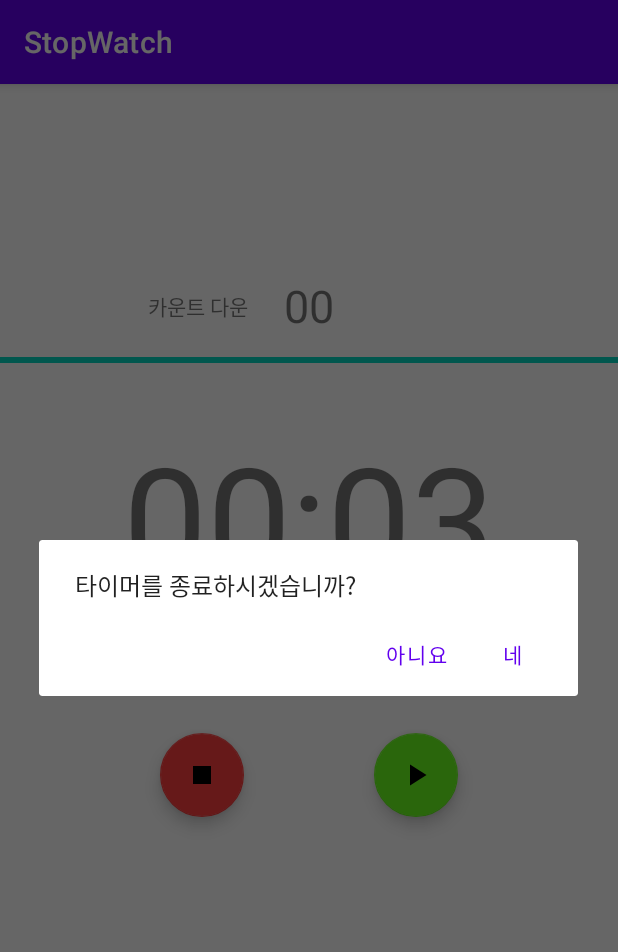
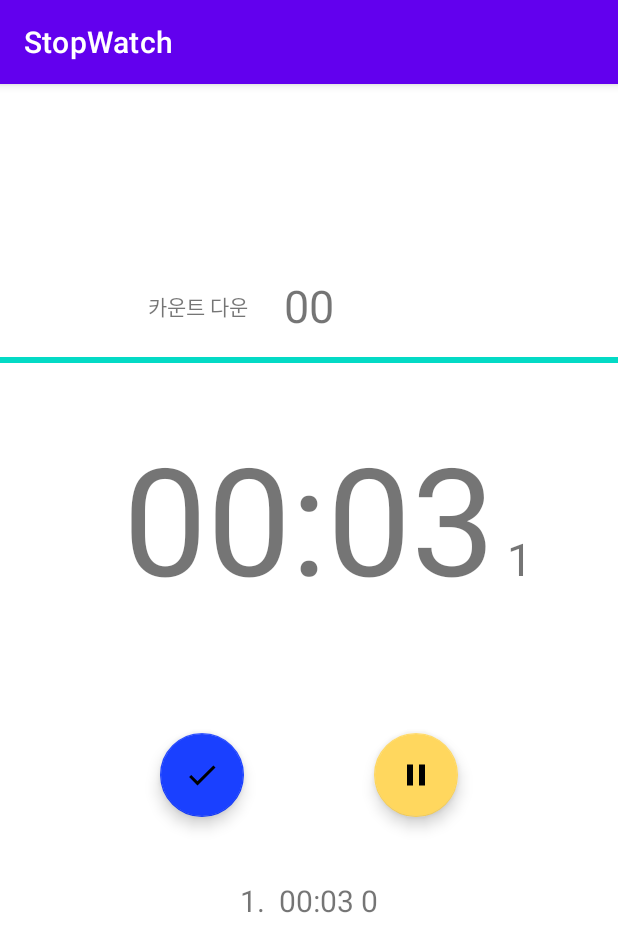
Before and after one commit to KwakEuiJin/StopWatch, an Android app: the screen it shows after launch (MainActivity), after a tap on an icon or button, on a phone screen of 412 x 824 dp. Shown: the top 952 px of the screen. Run offline under Robolectric (Android 15) with nearby library versions, the phone set to English and light mode, and no system bars; our stand-ins replace data binding; 2 other taps on this screen came first.

Commit message:
lap 추가

```diff
--- a/app/src/main/java/com/kej/stopwatch/MainActivity.kt
+++ b/app/src/main/java/com/kej/stopwatch/MainActivity.kt
@@ -1,8 +1,14 @@
 package com.kej.stopwatch
 
+import android.annotation.SuppressLint
+import android.content.res.ColorStateList
 import android.os.Bundle
+import android.view.Gravity
+import android.widget.TextView
 import androidx.appcompat.app.AlertDialog
 import androidx.appcompat.app.AppCompatActivity
+import androidx.core.content.ContextCompat
+import androidx.core.view.setPadding
 import androidx.databinding.DataBindingUtil
 import com.kej.stopwatch.databinding.ActivityMainBinding
 import com.kej.stopwatch.databinding.DialogTimePickerBinding
@@ -23,23 +29,56 @@ class MainActivity : AppCompatActivity() {
     }
 
     private fun initViews() {
+        buttonInit()
+        binding.countDownTextView.setOnClickListener {
+            showTimePickerAlertDialog()
+        }
+        binding.countDownProgressBar.progress = 100
+    }
+
+    private fun buttonInit() {
         binding.startButton.setOnClickListener {
             if (!isActive) {
                 start()
             } else {
                 pause()
             }
-        }
-
-        binding.countDownTextView.setOnClickListener {
-            showTimePickerAlertDialog()
+            buttonChange()
         }
 
         binding.stopButton.setOnClickListener {
-            showStopAlertDialog()
+            if (!isActive) {
+                showStopAlertDialog()
+            } else {
+                lap()
+            }
+            buttonChange()
+        }
+    }
+
+
+    private fun buttonChange() {
+        binding.startButton.apply {
+            if (!isActive) {
+                setImageResource(R.drawable.ic_baseline_play_arrow_24)
+                backgroundTintList = ColorStateList.valueOf(ContextCompat.getColor(this@MainActivity,R.color.green))
+
+            } else {
+                setImageResource(R.drawable.ic_baseline_pause_24)
+                backgroundTintList = ColorStateList.valueOf(ContextCompat.getColor(this@MainActivity,R.color.yellow))
+            }
         }
 
-        binding.countDownProgressBar.progress = 100
+        binding.stopButton.apply {
+            if (!isActive) {
+                setImageResource(R.drawable.ic_baseline_stop_24)
+                backgroundTintList = ColorStateList.valueOf(ContextCompat.getColor(this@MainActivity,R.color.red))
+            } else {
+                setImageResource(R.drawable.ic_baseline_check_24)
+                backgroundTintList = ColorStateList.valueOf(ContextCompat.getColor(this@MainActivity,R.color.blue))
+            }
+        }
+
     }
 
     private fun showTimePickerAlertDialog() {
@@ -67,13 +106,7 @@ class MainActivity : AppCompatActivity() {
         timer = timer(initialDelay = 0, period = 100) {
             if (countDownDeciSecond == 0) {
                 currentDeciSecond += 1
-
-                val minute = currentDeciSecond.div(10) / 60
-                val second = currentDeciSecond.div(10) % 60
-                val tick = currentDeciSecond % 10
-
-                val timeText = String.format("%02d:%02d", minute, second)
-
+                val (tick, timeText) = getTimeText()
                 runOnUiThread {
                     binding.mainSecondTextView.text = timeText
                     binding.tickTextView.text = tick.toString()
@@ -81,14 +114,22 @@ class MainActivity : AppCompatActivity() {
             } else {
                 countDownDeciSecond -= 1
                 val second = countDownDeciSecond / 10
-                val progress = (second / countDownSecond.toFloat()) * 100
-                runOnUiThread {
+                val progress = (countDownDeciSecond / (countDownSecond * 10f)) * 100
+                binding.root.post {
                     binding.countDownTextView.text = String.format("%02d", second)
                     binding.countDownProgressBar.progress = progress.toInt()
                 }
             }
 
         }
+    }
+
+    private fun getTimeText(): Pair<Int, String> {
+        val minute = currentDeciSecond.div(10) / 60
+        val second = currentDeciSecond.div(10) % 60
+        val tick = currentDeciSecond % 10
+        val timeText = String.format("%02d:%02d", minute, second)
+        return Pair(tick, timeText)
     }
 
     private fun pause() {
@@ -100,10 +141,27 @@ class MainActivity : AppCompatActivity() {
     private fun stop() {
         timer?.cancel()
         timer = null
-
         currentDeciSecond = 0
         binding.mainSecondTextView.text = "00:00"
         binding.tickTextView.text = "0"
+    }
+
+
+    @SuppressLint("SetTextI18n")
+    private fun lap() {
+        binding.containerLayout.apply {
+            TextView(this@MainActivity).apply {
+                gravity = Gravity.CENTER
+                val (tick, timeText) = getTimeText()
+                text = "${childCount.inc()}.  $timeText $tick"
+                setPadding(30)
+                textSize = 20f
+            }.let {
+                addView(it)
+            }
+        }
+
+
     }
 
     private fun showStopAlertDialog() {
--- a/app/src/main/res/layout/activity_main.xml
+++ b/app/src/main/res/layout/activity_main.xml
@@ -116,7 +116,7 @@
                 android:id="@+id/containerLayout"
                 android:layout_width="match_parent"
                 android:layout_height="wrap_content"
-                android:orientation="horizontal" />
+                android:orientation="vertical" />
 
         </ScrollView>
 
```
